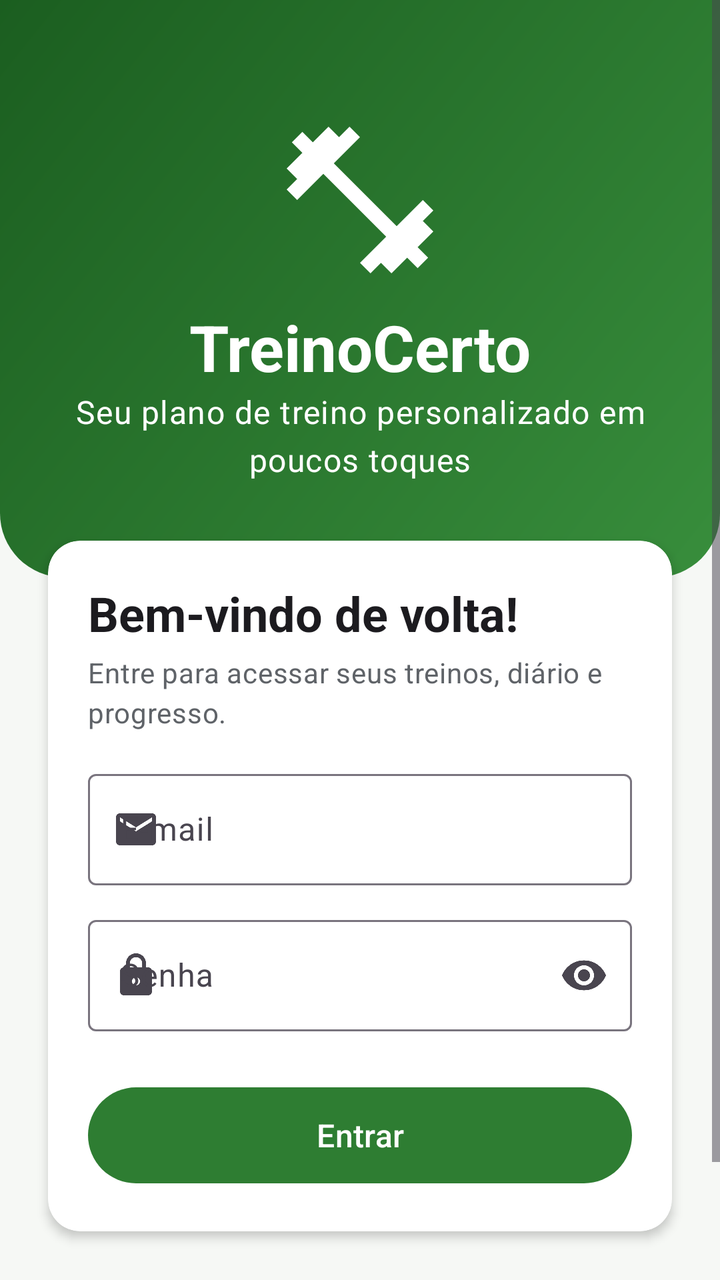
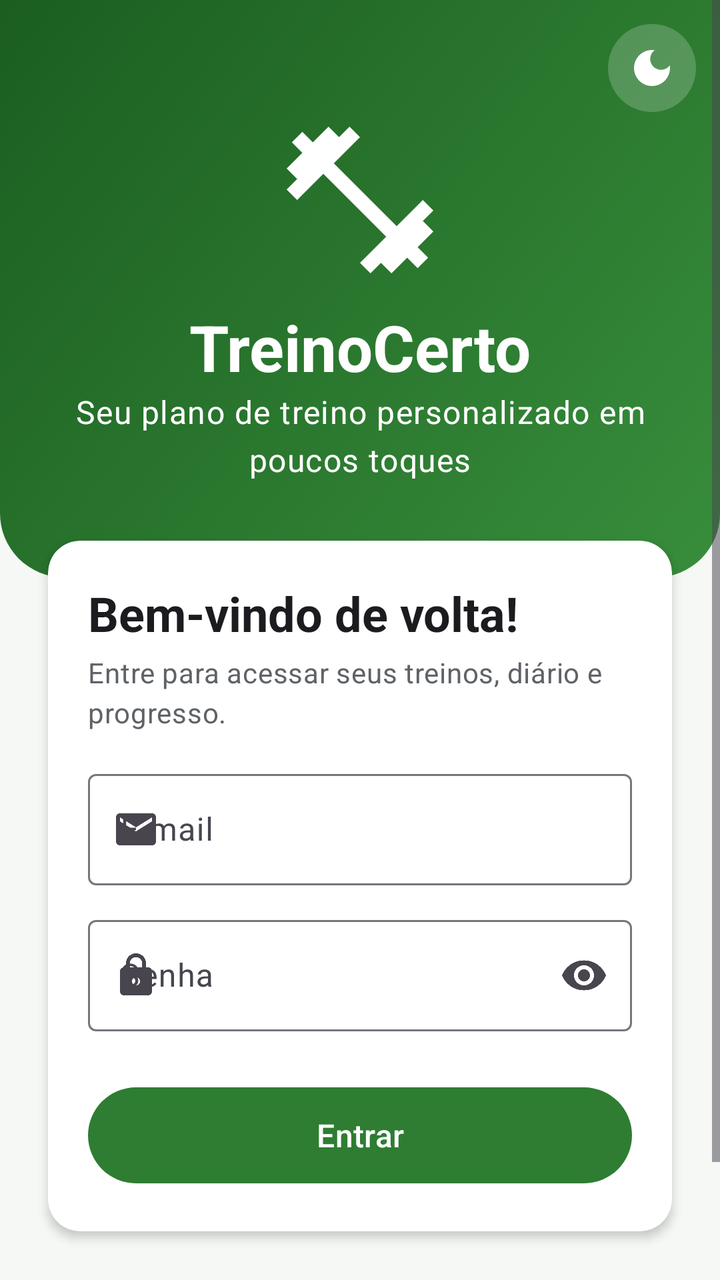

Before-and-after screenshots of an Android layout around one commit, followed by the original layout XML and the change that was made.
<!-- AndroidManifest.xml: application theme Theme.TreinoCerto -->
<!-- res/layout/activity_login.xml -->
<?xml version="1.0" encoding="utf-8"?>
<ScrollView xmlns:android="http://schemas.android.com/apk/res/android"
    xmlns:app="http://schemas.android.com/apk/res-auto"
    android:layout_width="match_parent"
    android:layout_height="match_parent"
    android:fillViewport="true">

    <LinearLayout
        android:layout_width="match_parent"
        android:layout_height="wrap_content"
        android:orientation="vertical">

        
        <LinearLayout
            android:layout_width="match_parent"
            android:layout_height="wrap_content"
            android:background="@drawable/fundo_cabecalho"
            android:gravity="center_horizontal"
            android:orientation="vertical"
            android:paddingTop="56dp"
            android:paddingBottom="48dp">

            <ImageView
                android:layout_width="88dp"
                android:layout_height="88dp"
                android:contentDescription="@string/app_name"
                android:src="@drawable/ic_haltere"
                app:tint="@color/branco" />

            <TextView
                android:layout_width="wrap_content"
                android:layout_height="wrap_content"
                android:layout_marginTop="@dimen/espaco_pequeno"
                android:text="@string/app_name"
                android:textAppearance="@style/TextAppearance.Material3.HeadlineLarge"
                android:textColor="@color/branco"
                android:textStyle="bold" />

            <TextView
                android:layout_width="wrap_content"
                android:layout_height="wrap_content"
                android:layout_marginHorizontal="@dimen/margem_tela"
                android:gravity="center"
                android:text="@string/slogan"
                android:textAppearance="@style/TextAppearance.Material3.BodyLarge"
                android:textColor="@color/branco" />
        </LinearLayout>

        
        <androidx.cardview.widget.CardView
            style="@style/Cartao"
            android:layout_width="match_parent"
            android:layout_height="wrap_content"
            android:layout_marginHorizontal="@dimen/espaco_medio"
            android:layout_marginTop="-28dp"
            app:contentPadding="@dimen/margem_tela">

            <LinearLayout
                android:layout_width="match_parent"
                android:layout_height="wrap_content"
                android:orientation="vertical">

                <TextView
                    android:layout_width="wrap_content"
                    android:layout_height="wrap_content"
                    android:text="@string/login_bem_vindo"
                    android:textAppearance="@style/Texto.Titulo" />

                <TextView
                    android:layout_width="wrap_content"
                    android:layout_height="wrap_content"
                    android:layout_marginTop="4dp"
                    android:text="@string/login_subtitulo"
                    android:textAppearance="@style/Texto.Secundario" />

                <com.google.android.material.textfield.TextInputLayout
                    android:id="@+id/campoEmail"
                    style="@style/CampoTexto"
                    android:layout_width="match_parent"
                    android:layout_height="wrap_content"
                    android:layout_marginTop="@dimen/espaco_medio"
                    android:hint="@string/cadastro_email"
                    app:startIconDrawable="@drawable/ic_email">

                    <com.google.android.material.textfield.TextInputEditText
                        android:id="@+id/edtEmail"
                        android:layout_width="match_parent"
                        android:layout_height="wrap_content"
                        android:autofillHints="emailAddress"
                        android:inputType="textEmailAddress" />
                </com.google.android.material.textfield.TextInputLayout>

                <com.google.android.material.textfield.TextInputLayout
                    android:id="@+id/campoSenha"
                    style="@style/CampoTexto"
                    android:layout_width="match_parent"
                    android:layout_height="wrap_content"
                    android:hint="@string/login_senha"
                    app:endIconMode="password_toggle"
                    app:startIconDrawable="@drawable/ic_cadeado">

                    <com.google.android.material.textfield.TextInputEditText
                        android:id="@+id/edtSenha"
                        android:layout_width="match_parent"
                        android:layout_height="wrap_content"
                        android:autofillHints="password"
                        android:imeOptions="actionDone"
                        android:inputType="textPassword" />
                </com.google.android.material.textfield.TextInputLayout>

                <ProgressBar
                    android:id="@+id/progresso"
                    android:layout_width="wrap_content"
                    android:layout_height="wrap_content"
                    android:layout_gravity="center_horizontal"
                    android:layout_marginTop="@dimen/espaco_medio"
                    android:visibility="gone" />

                <Button
                    android:id="@+id/btnEntrar"
                    style="@style/Botao.Principal"
                    android:layout_width="match_parent"
                    android:layout_height="wrap_content"
                    android:layout_marginTop="@dimen/espaco_grande"
                    android:text="@string/login_entrar" />
            </LinearLayout>
        </androidx.cardview.widget.CardView>

        <LinearLayout
            android:layout_width="wrap_content"
            android:layout_height="wrap_content"
            android:layout_gravity="center_horizontal"
            android:layout_marginVertical="@dimen/espaco_medio"
            android:gravity="center_vertical"
            android:orientation="horizontal">

            <TextView
                android:layout_width="wrap_content"
                android:layout_height="wrap_content"
                android:text="@string/login_sem_conta"
                android:textAppearance="@style/Texto.Secundario" />

            <Button
                android:id="@+id/btnCadastrese"
                style="@style/Widget.Material3.Button.TextButton"
                android:layout_width="wrap_content"
                android:layout_height="wrap_content"
                android:text="@string/login_cadastre_se"
                android:textStyle="bold" />
        </LinearLayout>
    </LinearLayout>
</ScrollView>
<!-- resources referenced by this layout -->
<resources>
  <color name="branco">#FFFFFF</color>
  <dimen name="espaco_grande">24dp</dimen>
  <dimen name="espaco_medio">16dp</dimen>
  <dimen name="espaco_pequeno">8dp</dimen>
  <dimen name="margem_tela">20dp</dimen>
  <string name="app_name">TreinoCerto</string>
  <string name="cadastro_email">E-mail</string>
  <string name="login_bem_vindo">Bem-vindo de volta!</string>
  <string name="login_cadastre_se">Cadastre-se</string>
  <string name="login_entrar">Entrar</string>
  <string name="login_sem_conta">Ainda não tem conta?</string>
  <string name="login_senha">Senha</string>
  <string name="login_subtitulo">Entre para acessar seus treinos, diário e progresso.</string>
  <string name="slogan">Seu plano de treino personalizado em poucos toques</string>
  <style name="Botao.Principal" parent="Widget.Material3.Button">
          <item name="android:minHeight">56dp</item>
          <item name="android:textSize">16sp</item>
      </style>
  <style name="CampoTexto" parent="Widget.Material3.TextInputLayout.OutlinedBox">
          <item name="android:layout_marginTop">12dp</item>
      </style>
  <style name="Cartao" parent="">
          <item name="cardCornerRadius">16dp</item>
          <item name="cardElevation">3dp</item>
          <item name="cardBackgroundColor">@color/superficie</item>
          <item name="contentPadding">16dp</item>
          <item name="cardUseCompatPadding">true</item>
      </style>
  <style name="Texto.Secundario" parent="TextAppearance.Material3.BodyMedium">
          <item name="android:textColor">@color/texto_secundario</item>
      </style>
  <style name="Texto.Titulo" parent="TextAppearance.Material3.HeadlineSmall">
          <item name="android:textColor">@color/texto_primario</item>
          <item name="android:textStyle">bold</item>
      </style>
  <style name="Theme.TreinoCerto" parent="Theme.Material3.DayNight">
          <item name="colorPrimary">@color/verde_primario</item>
          <item name="colorOnPrimary">@color/sobre_primario</item>
          <item name="colorPrimaryContainer">@color/verde_claro</item>
          <item name="colorSecondary">@color/laranja</item>
          <item name="colorSecondaryContainer">@color/laranja_claro</item>
          <item name="colorSurface">@color/superficie</item>
          <item name="android:colorBackground">@color/fundo</item>
          <item name="colorError">@color/erro</item>
          <item name="actionBarStyle">@style/Widget.TreinoCerto.ActionBar</item>
          
          <item name="actionBarTheme">@style/ThemeOverlay.Material3.Dark.ActionBar</item>
          <item name="android:statusBarColor">@color/cabecalho_inicio</item>
      </style>
  <color name="cabecalho_fim">#388E3C</color>
  <color name="cabecalho_inicio">#1B5E20</color>
  <color name="superficie">#FFFFFF</color>
  <color name="texto_secundario">#5F6368</color>
  <color name="texto_primario">#1C1B1F</color>
  <color name="verde_primario">#2E7D32</color>
  <color name="sobre_primario">#FFFFFF</color>
  <color name="verde_claro">#C8E6C9</color>
  <color name="laranja">#F57C00</color>
  <color name="laranja_claro">#FFE0B2</color>
  <color name="fundo">#F6F8F5</color>
  <color name="erro">#C62828</color>
  <style name="Widget.TreinoCerto.ActionBar" parent="Widget.Material3.ActionBar.Solid">
          <item name="background">@color/barra_superior</item>
          <item name="titleTextStyle">@style/TextAppearance.TreinoCerto.ActionBarTitle</item>
      </style>
  <color name="barra_superior">#2E7D32</color>
  <style name="TextAppearance.TreinoCerto.ActionBarTitle" parent="TextAppearance.Material3.TitleLarge">
          <item name="android:textColor">@color/branco</item>
      </style>
  <!-- unchanged entries left out for length: 4 -->
</resources>

<!-- the commit's change to res/layout/activity_login.xml (unified diff, before → after) -->
@@ -11,40 +11,57 @@
         android:orientation="vertical">
 
         
-        <LinearLayout
+        <FrameLayout
             android:layout_width="match_parent"
             android:layout_height="wrap_content"
-            android:background="@drawable/fundo_cabecalho"
-            android:gravity="center_horizontal"
-            android:orientation="vertical"
-            android:paddingTop="56dp"
-            android:paddingBottom="48dp">
+            android:background="@drawable/fundo_cabecalho">
 
-            <ImageView
-                android:layout_width="88dp"
-                android:layout_height="88dp"
-                android:contentDescription="@string/app_name"
-                android:src="@drawable/ic_haltere"
+            <ImageButton
+                android:id="@+id/btnTema"
+                android:layout_width="44dp"
+                android:layout_height="44dp"
+                android:layout_gravity="top|end"
+                android:layout_margin="12dp"
+                android:background="@drawable/fundo_circulo_claro"
+                android:contentDescription="@string/tema_alternar"
+                android:padding="10dp"
+                android:src="@drawable/ic_tema_escuro"
                 app:tint="@color/branco" />
 
-            <TextView
-                android:layout_width="wrap_content"
+            <LinearLayout
+                android:layout_width="match_parent"
                 android:layout_height="wrap_content"
-                android:layout_marginTop="@dimen/espaco_pequeno"
-                android:text="@string/app_name"
-                android:textAppearance="@style/TextAppearance.Material3.HeadlineLarge"
-                android:textColor="@color/branco"
-                android:textStyle="bold" />
+                android:gravity="center_horizontal"
+                android:orientation="vertical"
+                android:paddingTop="56dp"
+                android:paddingBottom="48dp">
 
-            <TextView
-                android:layout_width="wrap_content"
-                android:layout_height="wrap_content"
-                android:layout_marginHorizontal="@dimen/margem_tela"
-                android:gravity="center"
-                android:text="@string/slogan"
-                android:textAppearance="@style/TextAppearance.Material3.BodyLarge"
-                android:textColor="@color/branco" />
-        </LinearLayout>
+                <ImageView
+                    android:layout_width="88dp"
+                    android:layout_height="88dp"
+                    android:contentDescription="@string/app_name"
+                    android:src="@drawable/ic_haltere"
+                    app:tint="@color/branco" />
+
+                <TextView
+                    android:layout_width="wrap_content"
+                    android:layout_height="wrap_content"
+                    android:layout_marginTop="@dimen/espaco_pequeno"
+                    android:text="@string/app_name"
+                    android:textAppearance="@style/TextAppearance.Material3.HeadlineLarge"
+                    android:textColor="@color/branco"
+                    android:textStyle="bold" />
+
+                <TextView
+                    android:layout_width="wrap_content"
+                    android:layout_height="wrap_content"
+                    android:layout_marginHorizontal="@dimen/margem_tela"
+                    android:gravity="center"
+                    android:text="@string/slogan"
+                    android:textAppearance="@style/TextAppearance.Material3.BodyLarge"
+                    android:textColor="@color/branco" />
+            </LinearLayout>
+        </FrameLayout>
 
         
         <androidx.cardview.widget.CardView
<!-- resource entries referenced after the edit -->
@@ -5,6 +5,23 @@
   <dimen name="espaco_medio">16dp</dimen>
   <dimen name="espaco_pequeno">8dp</dimen>
   <dimen name="margem_tela">20dp</dimen>
+  <!-- drawable fundo_circulo_claro (drawable) -->
+  <?xml version="1.0" encoding="utf-8"?>
+  <shape xmlns:android="http://schemas.android.com/apk/res/android" android:shape="oval">
+      <solid android:color="#33FFFFFF" />
+  </shape>
+  <!-- drawable ic_tema_escuro (drawable) -->
+  <vector xmlns:android="http://schemas.android.com/apk/res/android"
+      android:width="24dp"
+      android:height="24dp"
+      android:viewportWidth="24"
+      android:viewportHeight="24"
+      android:tint="?attr/colorControlNormal">
+      <path
+          android:fillColor="@android:color/white"
+          android:fillType="evenOdd"
+          android:pathData="M12,3c-4.97,0 -9,4.03 -9,9s4.03,9 9,9 9,-4.03 9,-9c0,-0.46 -0.04,-0.92 -0.1,-1.36 -0.98,1.37 -2.58,2.26 -4.4,2.26 -2.98,0 -5.4,-2.42 -5.4,-5.4 0,-1.81 0.89,-3.42 2.26,-4.4C12.92,3.04 12.46,3 12,3z" />
+  </vector>
   <string name="app_name">TreinoCerto</string>
   <string name="cadastro_email">E-mail</string>
   <string name="login_bem_vindo">Bem-vindo de volta!</string>
@@ -14,6 +31,7 @@
   <string name="login_senha">Senha</string>
   <string name="login_subtitulo">Entre para acessar seus treinos, diário e progresso.</string>
   <string name="slogan">Seu plano de treino personalizado em poucos toques</string>
+  <string name="tema_alternar">Alternar tema claro/escuro</string>
   <style name="Botao.Principal" parent="Widget.Material3.Button">
           <item name="android:minHeight">56dp</item>
           <item name="android:textSize">16sp</item>
@@ -35,7 +53,7 @@
           <item name="android:textColor">@color/texto_primario</item>
           <item name="android:textStyle">bold</item>
       </style>
-  <style name="Theme.TreinoCerto" parent="Theme.Material3.DayNight">
+  <style name="Theme.TreinoCerto" parent="Theme.Material3.DayNight.NoActionBar">
           <item name="colorPrimary">@color/verde_primario</item>
           <item name="colorOnPrimary">@color/sobre_primario</item>
           <item name="colorPrimaryContainer">@color/verde_claro</item>
@@ -44,10 +62,6 @@
           <item name="colorSurface">@color/superficie</item>
           <item name="android:colorBackground">@color/fundo</item>
           <item name="colorError">@color/erro</item>
-          <item name="actionBarStyle">@style/Widget.TreinoCerto.ActionBar</item>
-          
-          <item name="actionBarTheme">@style/ThemeOverlay.Material3.Dark.ActionBar</item>
-          <item name="android:statusBarColor">@color/cabecalho_inicio</item>
       </style>
   <color name="cabecalho_fim">#388E3C</color>
   <color name="cabecalho_inicio">#1B5E20</color>
@@ -61,14 +75,6 @@
   <color name="laranja_claro">#FFE0B2</color>
   <color name="fundo">#F6F8F5</color>
   <color name="erro">#C62828</color>
-  <style name="Widget.TreinoCerto.ActionBar" parent="Widget.Material3.ActionBar.Solid">
-          <item name="background">@color/barra_superior</item>
-          <item name="titleTextStyle">@style/TextAppearance.TreinoCerto.ActionBarTitle</item>
-      </style>
-  <color name="barra_superior">#2E7D32</color>
-  <style name="TextAppearance.TreinoCerto.ActionBarTitle" parent="TextAppearance.Material3.TitleLarge">
-          <item name="android:textColor">@color/branco</item>
-      </style>
   <!-- unchanged entries left out for length: 4 -->
 </resources>
 
